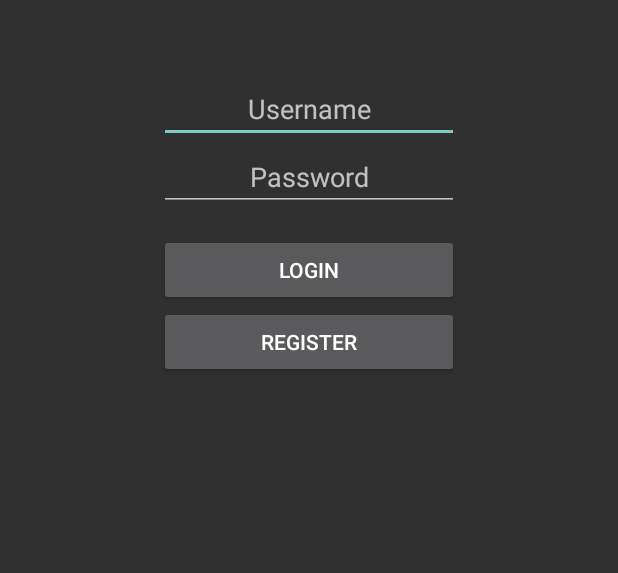
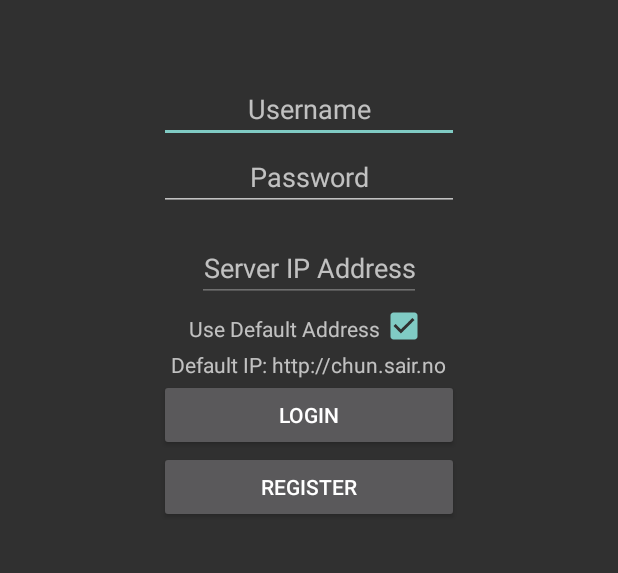
Before and after one commit to helliio/01-FFI_Android, an Android app: the screen it shows after launch (Login), on a phone screen of 412 x 824 dp, the part 345-918 px from its top. Run offline under Robolectric (Android 15) with nearby library versions, the phone set to English and light mode, and no system bars; libraries missing offline, so code that uses them is left out: org.ksoap2, org.ksoap2.serialization.

Commit message:
Added ip address setting in login screen

```diff
--- a/client/SituationAwareness/app/src/main/java/ffiandroid/situationawareness/model/util/Constant.java
+++ b/client/SituationAwareness/app/src/main/java/ffiandroid/situationawareness/model/util/Constant.java
@@ -11,10 +11,10 @@ public class Constant {
 
     // URL of the server
     // Public Server
-    //public static final String SERVICE_URL = "http://sair.chun.no";
+    public static final String DEFAULT_SERVICE_URL = "http://sair.chun.no";
 
     // Local server ip
-    public static final String SERVICE_URL = "http://192.168.1.23:8080/";
+    public static String SERVICE_URL = "http://78.91.67.30:8080/";
 
 
     // Timezone for time
--- a/client/SituationAwareness/app/src/main/res/layout/login.xml
+++ b/client/SituationAwareness/app/src/main/res/layout/login.xml
@@ -45,6 +45,40 @@
         android:gravity="center"
         android:layout_gravity="center"/>
 
+    <EditText
+        android:id="@+id/server_ip_edit_text"
+        android:layout_width="wrap_content"
+        android:layout_height="wrap_content"
+        android:hint="Server IP Address"
+        android:enabled="false"
+        android:gravity="center"
+        android:layout_gravity="center"/>
+
+    <RelativeLayout
+        android:layout_width="wrap_content"
+        android:layout_height="wrap_content"
+        android:layout_gravity="center">
+        <TextView
+            android:id="@+id/server_ip"
+            android:layout_width="wrap_content"
+            android:layout_height="wrap_content"
+            android:layout_marginTop="8dp"
+            android:text="Use Default Address"/>
+        <CheckBox
+            android:id="@+id/server_ip_checkbox"
+            android:layout_width="wrap_content"
+            android:layout_height="wrap_content"
+            android:gravity="right"
+            android:checked="true"
+            android:onClick="onIPCheckClicked"
+            android:layout_toRightOf="@+id/server_ip" />
+    </RelativeLayout>
+    <TextView
+        android:layout_width="wrap_content"
+        android:layout_height="wrap_content"
+        android:text="Default IP: http://chun.sair.no"
+        android:layout_gravity="center"/>
+
     <Button
         android:id="@+id/btn_login"
         android:layout_width="wrap_content"
@@ -63,5 +97,6 @@
         android:onClick="registerClicked"
         android:gravity="center"
         android:layout_gravity="center"/>
+
 </LinearLayout>
 </ScrollView>
--- a/server/sair/src/main/java/edu/ntnu/sair/util/DatabasePopulator.java
+++ b/server/sair/src/main/java/edu/ntnu/sair/util/DatabasePopulator.java
@@ -18,9 +18,9 @@ public class DatabasePopulator {
     ReportService reportService;
 
     // NOTE(Torgrim): linux path
-    //private static final String PHOTO_PATH = "/home/tbstbs/Documents/BachelorNTNU/testPhotos/";
+    private static final String PHOTO_PATH = "/home/tbstbs/Documents/BachelorNTNU/testPhotos/";
     // Windows path
-    private static final String PHOTO_PATH = "p:/ProjectFFI/testPhotos/";
+    //private static final String PHOTO_PATH = "p:/ProjectFFI/testPhotos/";
 
     private static final String TIME_IN_MILLI = Long.toString(new Date().getTime());
 
```
Also changed, not shown: client/SituationAwareness/app/src/main/java/ffiandroid/situationawareness/controller/Login.java (+30 -1 lines).
